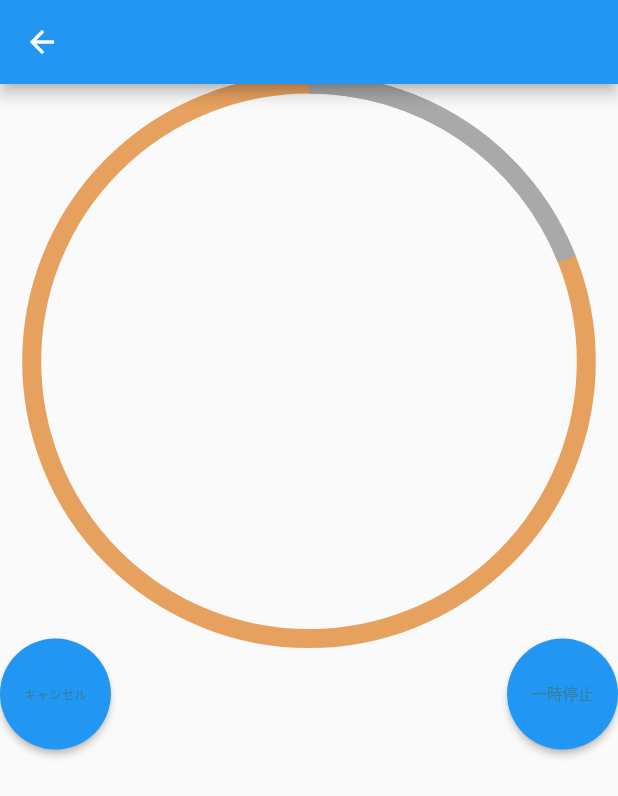
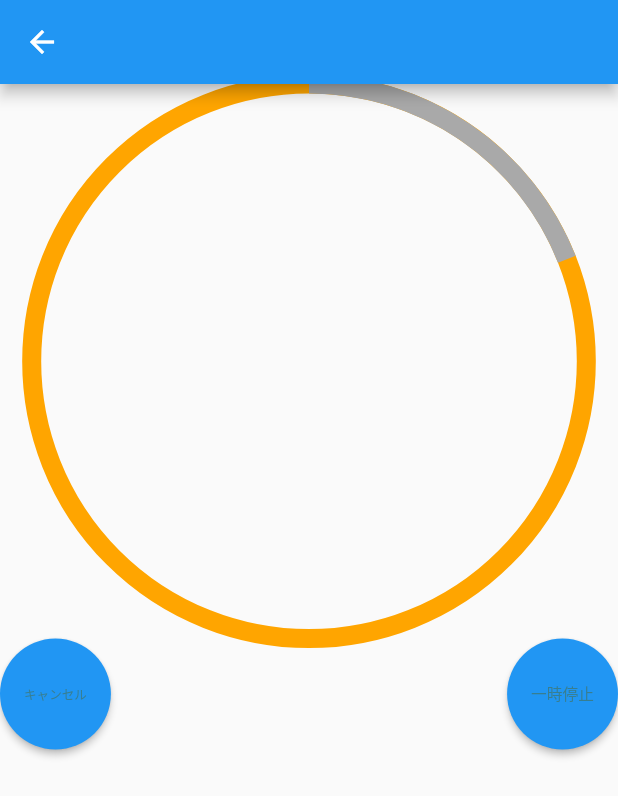
Before and after one commit to Issei-Hiramatsu/sakura-simulation, a Flutter app: the PomodoroTimerPage screen opened directly, on a phone screen of 412 x 824 dp. Shown: the top 796 px of the screen. Run offline on Flutter 3.47's test engine with Material 2 defaults, Android fonts, the phone set to English and light mode, and no system bars; our stand-ins replace flutter_hooks, flutter_screenutil, freezed_annotation, hooks_riverpod.

Commit message:
add: token_color secondary & secondary5

```diff
--- a/mobile/lib/component/shared/token/color/color.dart
+++ b/mobile/lib/component/shared/token/color/color.dart
@@ -8,7 +8,9 @@ const Color primary5 = Color(0xffE2F6FC);
 
 const Color primary10 = Color(0xffB8E9F7);
 
-const Color secondary = Color(0xffE7A15F);
+const Color secondary = Color(0xffFFA500);
+
+const Color secondary5 = Color(0xffE7A15F);
 
 const Color tertiary = Color(0xffF2CFAA);
 
```
